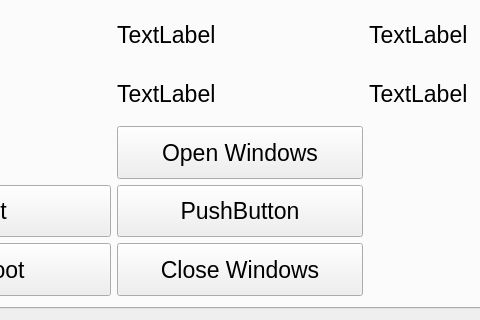
The window that widget.ui (paulkappler/HomeGUI) describes before a commit, drawn with Qt 5; both pictures show x 160 to 640 and y 169 to 489 of the 800 by 489 pixel window.
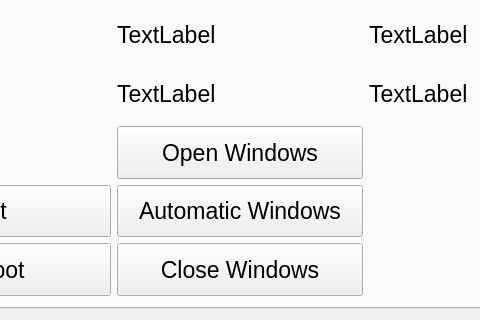
The same window after the commit.

Commit message: Add Auto Window Button

```diff
--- a/widget.ui
+++ b/widget.ui
@@ -626,7 +626,7 @@
           </sizepolicy>
          </property>
          <property name="text">
-          <string>PushButton</string>
+          <string>Automatic Windows</string>
          </property>
         </widget>
        </item>
```
Left out of the diff: 2 changed lines with no effect on the pictures. The commit also changes 1 other file.
